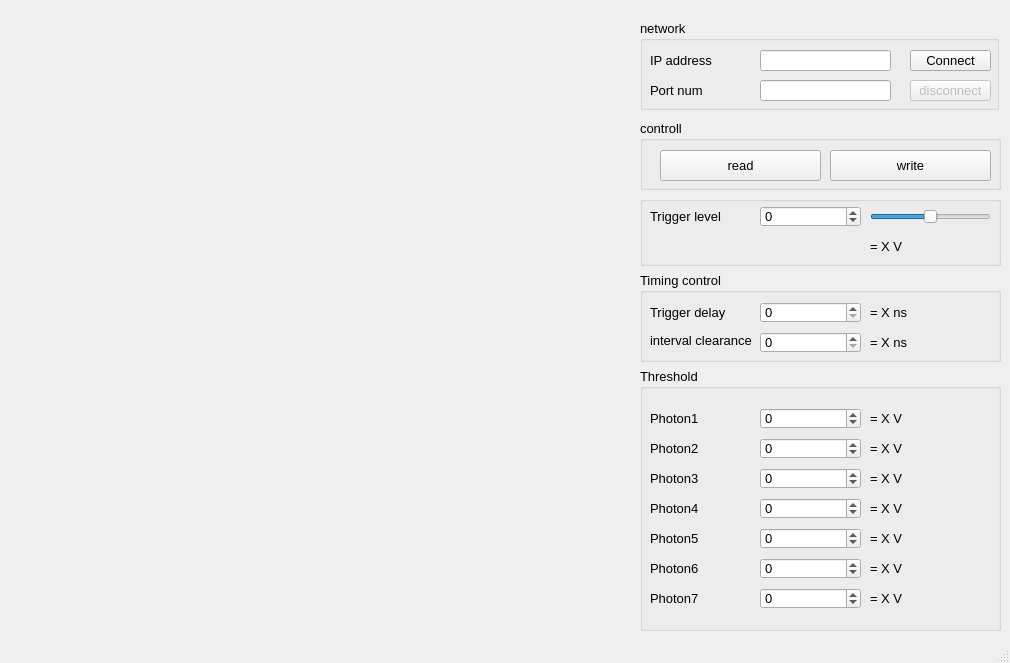
Above: frontend/top/top.ui from ruofan-he/redpitaya_PNR before the change. Below: the same form after it.
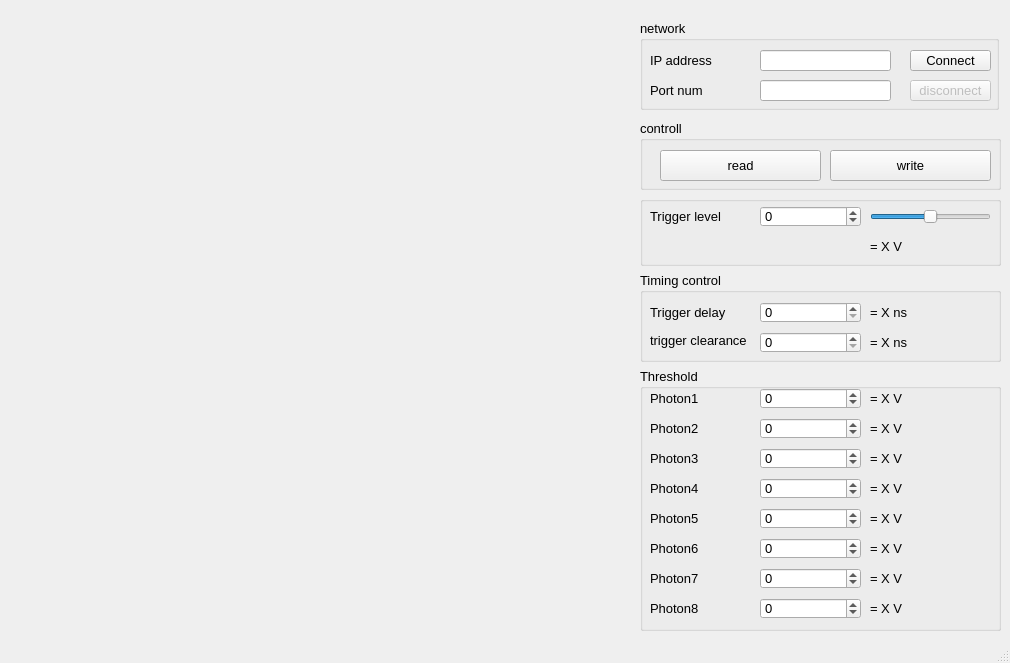
That is the form after the change.

Commit message: append UI photon8 and add scpi command

Patch:
```diff
--- a/frontend/top/top.ui
+++ b/frontend/top/top.ui
@@ -63,7 +63,7 @@
          </rect>
         </property>
         <property name="text">
-         <string>interval clearance</string>
+         <string>trigger clearance</string>
         </property>
        </widget>
        <widget class="QLabel" name="label_trigger_delay">
@@ -303,7 +303,7 @@
         <property name="geometry">
          <rect>
           <x>10</x>
-          <y>40</y>
+          <y>20</y>
           <width>111</width>
           <height>20</height>
          </rect>
@@ -316,7 +316,7 @@
         <property name="geometry">
          <rect>
           <x>10</x>
-          <y>70</y>
+          <y>50</y>
           <width>111</width>
           <height>20</height>
          </rect>
@@ -329,7 +329,7 @@
         <property name="geometry">
          <rect>
           <x>10</x>
-          <y>100</y>
+          <y>80</y>
           <width>111</width>
           <height>20</height>
          </rect>
@@ -345,7 +345,7 @@
         <property name="geometry">
          <rect>
           <x>120</x>
-          <y>40</y>
+          <y>20</y>
           <width>101</width>
           <height>21</height>
          </rect>
@@ -361,7 +361,7 @@
         <property name="geometry">
          <rect>
           <x>230</x>
-          <y>40</y>
+          <y>20</y>
           <width>121</width>
           <height>20</height>
          </rect>
@@ -377,7 +377,7 @@
         <property name="geometry">
          <rect>
           <x>120</x>
-          <y>70</y>
+          <y>50</y>
           <width>101</width>
           <height>21</height>
          </rect>
@@ -396,7 +396,7 @@
         <property name="geometry">
          <rect>
           <x>120</x>
-          <y>100</y>
+          <y>80</y>
           <width>101</width>
           <height>21</height>
          </rect>
@@ -412,7 +412,7 @@
         <property name="geometry">
          <rect>
           <x>10</x>
-          <y>130</y>
+          <y>110</y>
           <width>111</width>
           <height>20</height>
          </rect>
@@ -425,7 +425,7 @@
         <property name="geometry">
          <rect>
           <x>10</x>
-          <y>160</y>
+          <y>140</y>
           <width>111</width>
           <height>20</height>
          </rect>
@@ -438,7 +438,7 @@
         <property name="geometry">
          <rect>
           <x>10</x>
-          <y>190</y>
+          <y>170</y>
           <width>111</width>
           <height>20</height>
          </rect>
@@ -451,7 +451,7 @@
         <property name="geometry">
          <rect>
           <x>10</x>
-          <y>220</y>
+          <y>200</y>
           <width>111</width>
           <height>20</height>
          </rect>
@@ -467,7 +467,7 @@
         <property name="geometry">
          <rect>
           <x>120</x>
-          <y>130</y>
+          <y>110</y>
           <width>101</width>
           <height>21</height>
          </rect>
@@ -486,7 +486,7 @@
         <property name="geometry">
          <rect>
           <x>120</x>
-          <y>160</y>
+          <y>140</y>
           <width>101</width>
           <height>21</height>
          </rect>
@@ -505,7 +505,7 @@
         <property name="geometry">
          <rect>
           <x>120</x>
-          <y>190</y>
+          <y>170</y>
           <width>101</width>
           <height>21</height>
          </rect>
@@ -524,7 +524,7 @@
         <property name="geometry">
          <rect>
           <x>120</x>
-          <y>220</y>
+          <y>200</y>
           <width>101</width>
           <height>21</height>
          </rect>
@@ -540,7 +540,7 @@
         <property name="geometry">
          <rect>
           <x>230</x>
-          <y>70</y>
+          <y>50</y>
           <width>121</width>
           <height>20</height>
          </rect>
@@ -553,7 +553,7 @@
         <property name="geometry">
          <rect>
           <x>230</x>
-          <y>100</y>
+          <y>80</y>
           <width>121</width>
           <height>20</height>
          </rect>
@@ -566,7 +566,7 @@
         <property name="geometry">
          <rect>
           <x>230</x>
-          <y>130</y>
+          <y>110</y>
           <width>121</width>
           <height>20</height>
          </rect>
@@ -579,7 +579,7 @@
         <property name="geometry">
          <rect>
           <x>230</x>
-          <y>160</y>
+          <y>140</y>
           <width>121</width>
           <height>20</height>
          </rect>
@@ -592,7 +592,7 @@
         <property name="geometry">
          <rect>
           <x>230</x>
-          <y>190</y>
+          <y>170</y>
           <width>121</width>
           <height>20</height>
          </rect>
@@ -605,7 +605,52 @@
         <property name="geometry">
          <rect>
           <x>230</x>
-          <y>220</y>
+          <y>200</y>
+          <width>121</width>
+          <height>20</height>
+         </rect>
+        </property>
+        <property name="text">
+         <string>= X V</string>
+        </property>
+       </widget>
+       <widget class="QLabel" name="label_photon8">
+        <property name="geometry">
+         <rect>
+          <x>10</x>
+          <y>230</y>
+          <width>111</width>
+          <height>20</height>
+         </rect>
+        </property>
+        <property name="text">
+         <string>Photon8</string>
+        </property>
+       </widget>
+       <widget class="QSpinBox" name="spinBox_photon8">
+        <property name="enabled">
+         <bool>true</bool>
+        </property>
+        <property name="geometry">
+         <rect>
+          <x>120</x>
+          <y>230</y>
+          <width>101</width>
+          <height>21</height>
+         </rect>
+        </property>
+        <property name="minimum">
+         <number>-8192</number>
+        </property>
+        <property name="maximum">
+         <number>8191</number>
+        </property>
+       </widget>
+       <widget class="QLabel" name="label_photon8_display">
+        <property name="geometry">
+         <rect>
+          <x>230</x>
+          <y>230</y>
           <width>121</width>
           <height>20</height>
          </rect>
```
Left out of the diff: 6 changed lines with no effect on the pictures. The commit also changes 2 other files.
